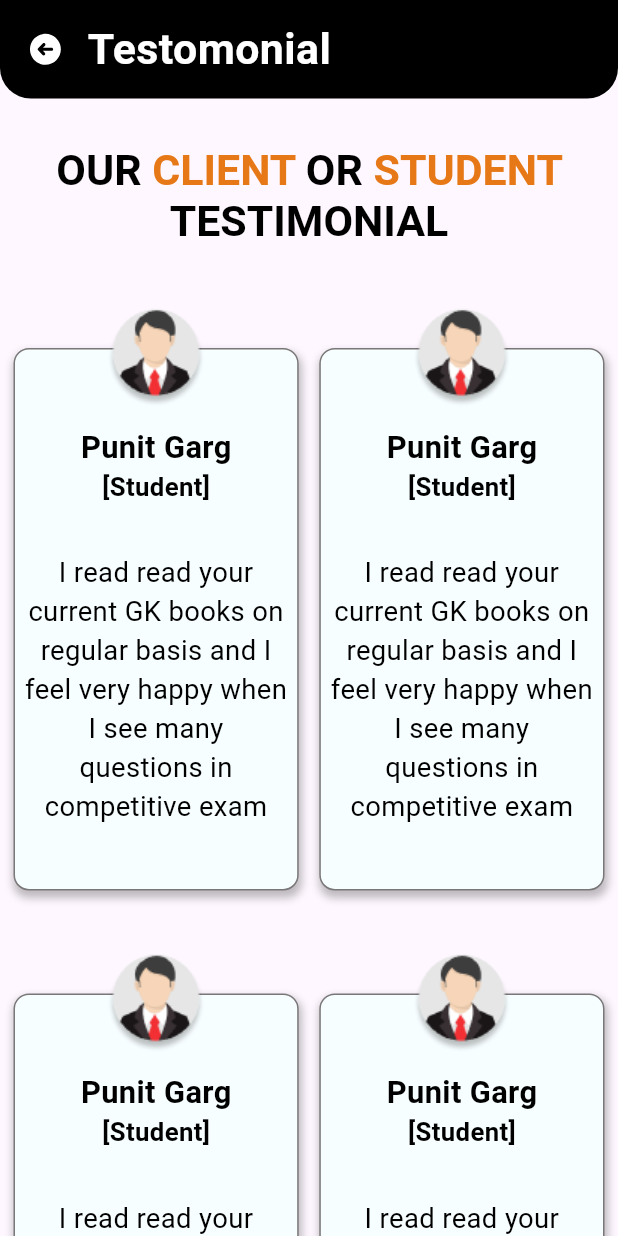
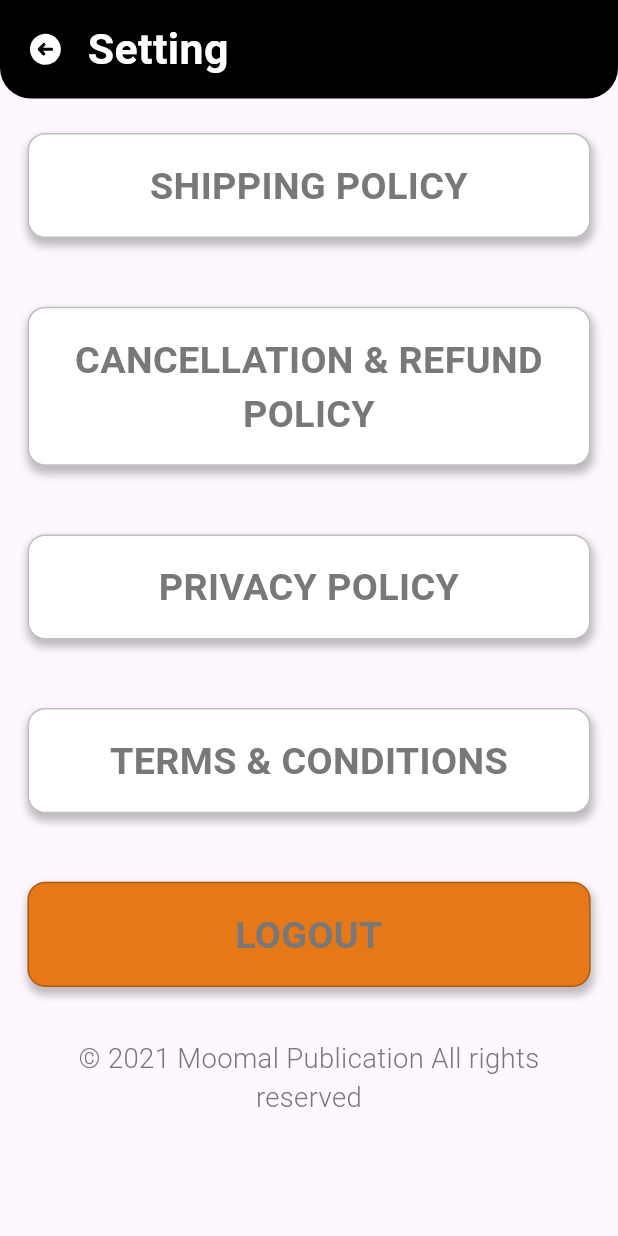
Before and after one commit to ashiksaini/moomalpublication, a Flutter app: the screen it shows after launch, on a phone screen of 412 x 824 dp. Run offline on Flutter 3.47's test engine with Material 3 defaults, Android fonts, the phone set to English and light mode, and no system bars; our stand-ins replace cached_network_image, connectivity_plus, dio, dropdown_button2, flutter_rating_bar, flutter_svg and 5 more; Roboto replaces fonts that are missing (Calibri); project files that could hold a hidden picture were left out.

Commit message:
setting screen

```diff
--- a/lib/core/constants/assets.dart
+++ b/lib/core/constants/assets.dart
@@ -43,6 +43,12 @@ class AppAssets {
   static const String icForwardArrow = "${pathSvg}ic_arrow_forward.svg";
   static const String icBorderedStar = "${pathSvg}ic_bordered_star.svg";
   static const String icCartAdd = "${pathSvg}cart_add.svg";
+  static const String icLocation = "${pathSvg}icLocation.svg";
+  static const String icPhone = "${pathSvg}icPhone.svg";
+  static const String icFaceBook = "${pathSvg}icFacebook.svg";
+  static const String icYoutube = "${pathSvg}icYoutube.svg";
+  static const String icTwitter = "${pathSvg}icTwitter.svg";
+
 
   // Png
   static const String icLogo1 = "${pathPng}ic_logo_1.png";
--- a/lib/core/theme/colors.dart
+++ b/lib/core/theme/colors.dart
@@ -8,8 +8,6 @@ class AppColors {
   static const Color grey = Color(0xFF797777);
   static const Color greyLighter = Color.fromRGBO(255, 255, 255, 0.486);
 
-
-
   static const Color greyLight = Color(0xFFD6D3D0);
   static const Color yellow = Color(0xFFE2A508);
   static const Color yellowlighter = Color.fromRGBO(226, 165, 8, 1);
@@ -18,7 +16,7 @@ class AppColors {
 
   static const Color orangeLight = Color(0xFFFDE9D7);
   static const Color orangeLighter = Color.fromRGBO(255, 255, 255, 0.33);
-
+  static const Color orangeBackground = Color(0xfffffcf9);
 
   static const Color orangeDark = Color(0xFFE67C1D);
   static const Color greyDark = Color(0xFF302F2F);
@@ -28,5 +26,5 @@ class AppColors {
   static const Color pinkLight = Color(0xFFF5D0D9);
   static const Color green = Color(0xFF018344);
 
-  static const Color lightblue = Color.fromRGBO(247, 254, 255,1);
+  static const Color lightblue = Color.fromRGBO(247, 254, 255, 1);
 }
--- a/lib/core/theme/custom_text_style.dart
+++ b/lib/core/theme/custom_text_style.dart
@@ -63,6 +63,16 @@ class CustomTextStyle {
         fontFamily: AppConstants.calibriFont,
         color: color,
       );
+  static TextStyle textStyle18Medium(
+    BuildContext context, {
+    Color color = AppColors.black,
+  }) =>
+      TextStyle(
+        fontSize: scaleWidth(18, context),
+        fontWeight: FontWeight.w400,
+        fontFamily: AppConstants.calibriFont,
+        color: color,
+      );
 
   static TextStyle textStyle20Bold(
     BuildContext context, {
@@ -85,7 +95,16 @@ class CustomTextStyle {
         fontFamily: AppConstants.calibriFont,
         color: color,
       );
-
+  static TextStyle textStyle22BoldUnderline(
+    BuildContext context, {
+    Color color = AppColors.orange,
+  }) =>
+      TextStyle(
+          fontSize: scaleWidth(22, context),
+          fontWeight: FontWeight.w700,
+          fontFamily: AppConstants.calibriFont,
+          color: color,
+          decoration: TextDecoration.underline);
   static TextStyle textStyle25Bold(
     BuildContext context, {
     Color color = AppColors.grey,
--- a/lib/features/cart/presentation/widgets/shadow_container.dart
+++ b/lib/features/cart/presentation/widgets/shadow_container.dart
@@ -4,17 +4,25 @@ import 'package:moomalpublication/core/theme/colors.dart';
 import 'package:moomalpublication/core/theme/dimen.dart';
 
 class ShadowContainer extends StatelessWidget {
-  const ShadowContainer(
-      {super.key, this.borderRadius = 20, required this.containerChild});
+  const ShadowContainer({
+    super.key,
+    this.borderRadius = 20,
+    required this.containerChild,
+    this.backgroundColor = AppColors.white,
+    this.padding = EdgeInsets.zero,
+  });
 
   final double borderRadius;
   final Widget containerChild;
+  final Color backgroundColor;
+  final EdgeInsets padding;
 
   @override
   Widget build(BuildContext context) {
     return Container(
+        padding: padding,
         decoration: BoxDecoration(
-          color: AppColors.white,
+          color: backgroundColor,
           border: Border.all(color: AppColors.shadow),
           boxShadow: [primaryBoxShadow()],
           borderRadius: BorderRadius.all(
--- /dev/null
+++ b/lib/features/contact_us/presentation/widgets/bottom_contact_bar.dart
@@ -0,0 +1,49 @@
+import 'package:flutter/material.dart';
+import 'package:flutter_svg/svg.dart';
+import 'package:moomalpublication/core/components/atoms/custom_text.dart';
+import 'package:moomalpublication/core/constants/assets.dart';
+import 'package:moomalpublication/core/theme/colors.dart';
+import 'package:moomalpublication/core/theme/custom_text_style.dart';
+import 'package:moomalpublication/core/theme/dimen.dart';
+import 'package:moomalpublication/core/utils/vertical_space.dart';
+
+class BottomDetailBar extends StatelessWidget {
+  final bool showSocial;
+  const BottomDetailBar({super.key, this.showSocial = true});
+
+  @override
+  Widget build(BuildContext context) {
+    return Column(
+      children: [
+        if (showSocial)
+          CustomText(
+            text: "FOLLOW US ON",
+            textStyle: CustomTextStyle.textStyle20Bold(
+              context,
+            ),
+          ),
+        if (showSocial)
+          Row(
+            mainAxisAlignment: MainAxisAlignment.center,
+            children: [
+              const VerticalGap(size: 12),
+              SvgPicture.asset(AppAssets.icYoutube),
+              const VerticalGap(size: 18),
+              SvgPicture.asset(AppAssets.icFaceBook),
+              const VerticalGap(size: 18),
+              SvgPicture.asset(AppAssets.icTwitter),
+            ],
+          ),
+        const VerticalGap(size: 12),
+        Padding(
+          padding: EdgeInsets.symmetric(horizontal: scaleWidth(26, context)),
+          child: CustomText(
+            text: "© 2021 Moomal Publication All rights reserved",
+            textStyle: CustomTextStyle.textStyle20SemiMedium(context,
+                color: AppColors.grey),
+          ),
+        ),
+      ],
+    );
+  }
+}
--- /dev/null
+++ b/lib/features/settings/presentation/screens/setting_screen.dart
@@ -0,0 +1,99 @@
+import 'package:flutter/material.dart';
+import 'package:get/get.dart';
+import 'package:moomalpublication/core/components/molecules/no_glow_behaviour.dart';
+import 'package:moomalpublication/core/components/organisms/app_bar.dart';
+import 'package:moomalpublication/core/constants/assets.dart';
+import 'package:moomalpublication/core/theme/colors.dart';
+import 'package:moomalpublication/core/theme/dimen.dart';
+import 'package:moomalpublication/features/contact_us/presentation/widgets/bottom_contact_bar.dart';
+import 'package:moomalpublication/features/settings/controller/setting_controller.dart';
+import 'package:moomalpublication/features/settings/presentation/template/setting_card.dart';
+
+class SettingScreen extends StatelessWidget {
+  SettingScreen({super.key});
+  final SettingController settingController = Get.put(SettingController());
+
+  @override
+  Widget build(BuildContext context) {
+    return Scaffold(
+      body: SafeArea(
+          child: Column(
+        children: [
+          const CustomAppbar(
+            title: "Setting",
+            prefixIcon: AppAssets.icBackArrow,
+          ),
+          Expanded(
+            child: ScrollConfiguration(
+              behavior: NoGlowBehavior(),
+              child: SingleChildScrollView(
+                child: Padding(
+                  padding:
+                      EdgeInsets.symmetric(horizontal: scaleWidth(16, context)),
+                  child: Column(
+                    mainAxisAlignment: MainAxisAlignment.spaceBetween,
+                    children: [
+                      Column(
+                        children: [
+                          SettingCard(
+                            text: 'SHIPPING POLICY',
+                            onCardTap: () {
+                              settingController.navigateSettingDetailScreen(
+                                appBarTitle: 'SHIPPING POLICY',
+                                description: '',
+                              );
+                            },
+                          ),
+                          SettingCard(
+                            text: 'CANCELLATION & REFUND POLICY',
+                            onCardTap: () {
+                              settingController.navigateSettingDetailScreen(
+                                appBarTitle: 'CANCELLATION & REFUND POLICY',
+                                description: '',
+                              );
+                            },
+                          ),
+                          SettingCard(
+                            text: 'PRIVACY POLICY',
+                            onCardTap: () {
+                              settingController.navigateSettingDetailScreen(
+                                appBarTitle: 'PRIVACY POLICY',
+                                description: '',
+                              );
+                            },
+                          ),
+                          SettingCard(
+                            text: 'TERMS & CONDITIONS',
+                            onCardTap: () {
+                              settingController.navigateSettingDetailScreen(
+                                appBarTitle: 'TERMS & CONDITIONS',
+                                description: '',
+                              );
+                            },
+                          ),
+                          SettingCard(
+                            text: 'LOGOUT',
+                            color: AppColors.orange,
+                            onCardTap: () {
+                              settingController.navigateSettingDetailScreen(
+                                appBarTitle: 'LOGOUT',
+                                description: '',
+                              );
+                            },
+                          ),
+                        ],
+                      ),
+                      BottomDetailBar(
+                        showSocial: false,
+                      ),
+                    ],
+                  ),
+                ),
+              ),
+            ),
+          )
+        ],
+      )),
+    );
+  }
+}
--- /dev/null
+++ b/lib/features/settings/presentation/template/setting_card.dart
@@ -0,0 +1,48 @@
+import 'package:flutter/material.dart';
+import 'package:get/get_connect/http/src/utils/utils.dart';
+import 'package:moomalpublication/core/components/atoms/custom_text.dart';
+import 'package:moomalpublication/core/theme/colors.dart';
+import 'package:moomalpublication/core/theme/custom_text_style.dart';
+import 'package:moomalpublication/core/theme/dimen.dart';
+import 'package:moomalpublication/features/cart/presentation/widgets/shadow_container.dart';
+
+class SettingCard extends StatelessWidget {
+  final String text;
+  final Color color;
+  final Function? onCardTap;
+
+  const SettingCard(
+      {super.key,
+      required this.text,
+      this.color = AppColors.white,
+      this.onCardTap});
+
+  @override
+  Widget build(BuildContext context) {
+    return GestureDetector(
+      onTap: () {
+        if (onCardTap != null) {
+          onCardTap!();
+        }
+      },
+      child: Padding(
+        padding: EdgeInsets.symmetric(vertical: scaleWidth(20, context)),
+        child: ShadowContainer(
+            backgroundColor: color,
+            borderRadius: scaleWidth(10, context),
+            containerChild: Center(
+              child: Padding(
+                padding:
+                    EdgeInsets.symmetric(vertical: scaleWidth(14, context)),
+                child: CustomText(
+                  text: text,
+                  textStyle: CustomTextStyle.textStyle22Bold(
+                    context,
+                  ),
+                ),
+              ),
+            )),
+      ),
+    );
+  }
+}
--- a/lib/features/testimonial/presentation/screens/testimonial.dart
+++ b/lib/features/testimonial/presentation/screens/testimonial.dart
@@ -10,8 +10,8 @@ import 'package:moomalpublication/features/testimonial/presentation/widgets/test
 
 class TestimonialScreen extends StatelessWidget {
   TestimonialScreen({super.key});
-  final TestimonialController _testimonialController =
-      Get.put(TestimonialController());
+  // final TestimonialController _testimonialController =
+  //     Get.put(TestimonialController());
 
   @override
   Widget build(BuildContext context) {
--- a/lib/routes/app_routes.dart
+++ b/lib/routes/app_routes.dart
@@ -5,8 +5,9 @@ import 'package:moomalpublication/features/auth/presentation/screens/register_sc
 import 'package:moomalpublication/features/auth/presentation/screens/reset_password_on_success_screen.dart';
 import 'package:moomalpublication/features/moomalpublication_app/moomalpublication_app.dart';
 import 'package:moomalpublication/features/search/presentation/screens/search_screen.dart';
+import 'package:moomalpublication/features/settings/presentation/screens/setting_detailed_screen.dart';
+import 'package:moomalpublication/features/settings/presentation/screens/setting_screen.dart';
 import 'package:moomalpublication/features/splash/presentation/screens/splash_screen.dart';
-import 'package:moomalpublication/features/testimonial/presentation/screens/testimonial.dart';
 import 'package:moomalpublication/routes/name_routes.dart';
 
 class AppPages {
@@ -58,10 +59,18 @@ class AppPages {
       name: NameRoutes.testimonialScreen,
       // page: () => const DetailPageScreen(),
       // page: () => const CartScreen(),
-      page: () => TestimonialScreen(),
+      // page: () => TestimonialScreen(),
+      // page: () => const ContactUsScreen(),
+      page: () => SettingScreen(),
 
       transition: Transition.rightToLeft,
       transitionDuration: const Duration(milliseconds: 300),
     ),
+    GetPage(
+      name: NameRoutes.settingDetailScreen,
+      page: () => SettingDetailedScreen(),
+      transition: Transition.upToDown,
+      transitionDuration: const Duration(milliseconds: 200),
+    ),
   ];
 }
--- a/lib/routes/name_routes.dart
+++ b/lib/routes/name_routes.dart
@@ -8,4 +8,6 @@ class NameRoutes {
   static const String moomalpublicationApp = '/moomalpublicationApp';
   static const String testimonialScreen ='/testimonialScreen';
   static const String searchScreen = '/searchScreen';
+  static const String settingDetailScreen = '/settingDetailScreen';
+
 }
```
Also changed, not shown: lib/features/contact_us/presentation/screens/contact_us.dart (added, +64 -0 lines), lib/features/contact_us/presentation/templates/contact_us_card.dart (added, +68 -0 lines), lib/features/settings/controller/setting_controller.dart (added, +12 -0 lines), lib/features/settings/presentation/screens/setting_detailed_screen.dart (added, +41 -0 lines), assets/svgs/icFacebook.svg (added), assets/svgs/icLocation.svg (added), assets/svgs/icPhone.svg (added), assets/svgs/icTwitter.svg (added), assets/svgs/icYoutube.svg (added).
